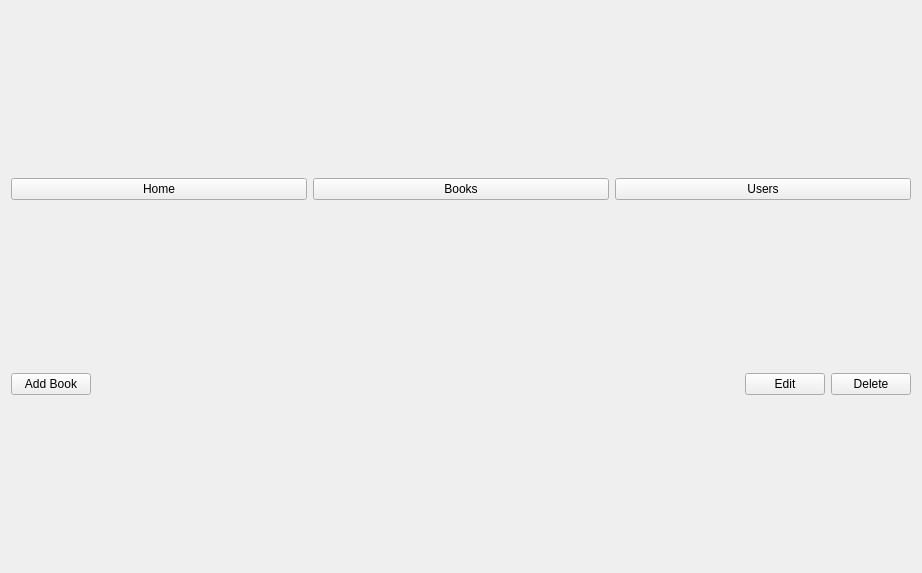
Qt form ui/qt/BooksListPage.ui (IwanIDev/cs-unit5) before a commit.
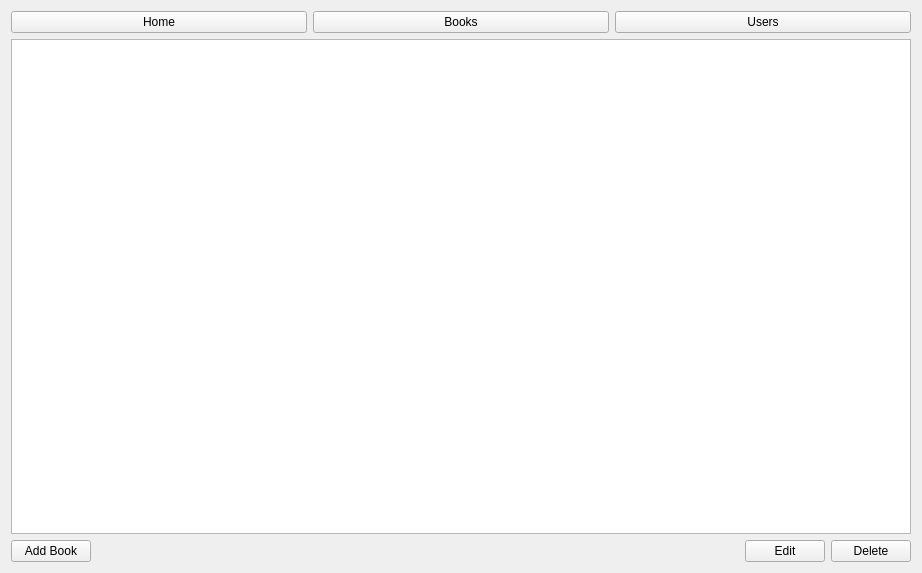
The same form after that commit.

Commit message: Table now shows cover of the book in the BooksListPage.  Also some minor refactors.

```diff
--- a/ui/qt/BooksListPage.ui
+++ b/ui/qt/BooksListPage.ui
@@ -40,7 +40,7 @@
     </layout>
    </item>
    <item>
-    <layout class="QGridLayout" name="booksList" rowstretch="0"/>
+    <widget class="QTableWidget" name="tableWidget"/>
    </item>
    <item>
     <layout class="QHBoxLayout" name="horizontalLayout_2">
```
The commit also changes 7 other files.
